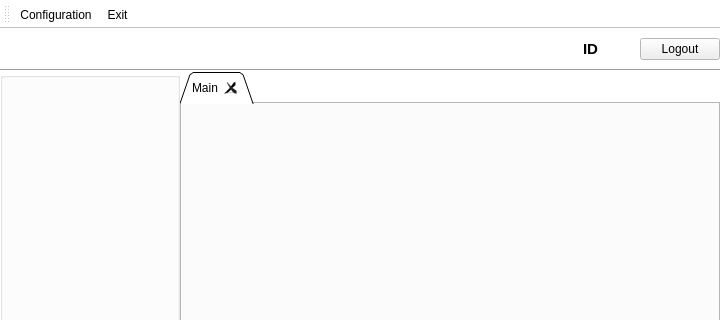
The window that mainwindow.ui (LeeChiWon/ProjectManagement) describes before a commit, drawn with Qt 5; both pictures show x 0 to 720 and y 0 to 320 of the 720 by 640 pixel window.
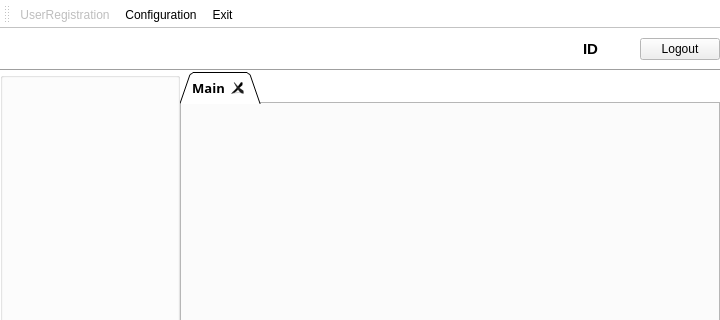
The same window after the commit. Icons and pictures are not drawn.

Patch:
```diff
--- a/mainwindow.ui
+++ b/mainwindow.ui
@@ -178,11 +178,17 @@
      <widget class="QTabWidget" name="tabWidget">
       <property name="font">
        <font>
-        <pointsize>9</pointsize>
-        <weight>50</weight>
-        <bold>false</bold>
+        <family>나눔고딕</family>
+        <pointsize>10</pointsize>
+        <weight>75</weight>
+        <italic>false</italic>
+        <bold>true</bold>
        </font>
       </property>
+      <property name="styleSheet">
+       <string notr="true">QTabWidget{
+font: bold 10pt &quot;나눔고딕&quot;;}</string>
+      </property>
       <property name="tabShape">
        <enum>QTabWidget::Triangular</enum>
       </property>
@@ -358,6 +364,7 @@
    <attribute name="toolBarBreak">
     <bool>false</bool>
    </attribute>
+   <addaction name="actionUserRegistration"/>
    <addaction name="actionConfiguration"/>
    <addaction name="actionExit"/>
   </widget>
@@ -402,6 +409,21 @@
     <string>Ctrl+X</string>
    </property>
   </action>
+  <action name="actionUserRegistration">
+   <property name="enabled">
+    <bool>false</bool>
+   </property>
+   <property name="icon">
+    <iconset resource="projectmanagement.qrc">
+     <normaloff>:/img/user.png</normaloff>:/img/user.png</iconset>
+   </property>
+   <property name="text">
+    <string>UserRegistration</string>
+   </property>
+   <property name="shortcut">
+    <string>Ctrl+U</string>
+   </property>
+  </action>
  </widget>
  <layoutdefault spacing="6" margin="11"/>
  <resources>
```
